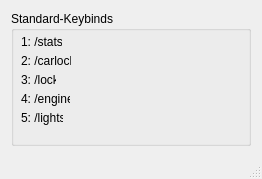
This is Keybinder/MainWindow.ui in agrippa1994/Keybinder as Qt 5 draws it before an edit. The edited form follows.
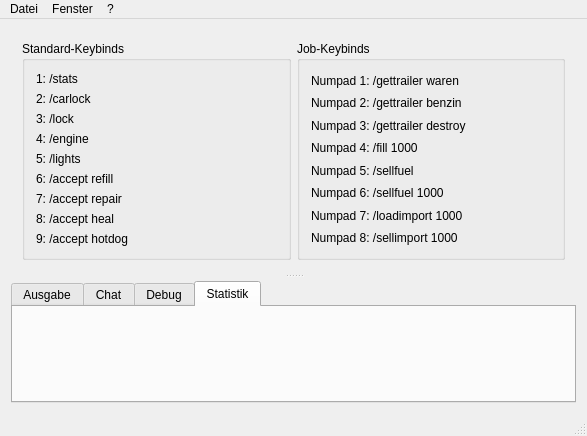
This is the edited form. The open tabs and pages were chosen to show the change.

Commit message: QLineReader is now able to work with UTF-16 strings Multibyte charset removed Some hotkeys added Many GUI improvements

What changed in the file:
```diff
--- a/Keybinder/MainWindow.ui
+++ b/Keybinder/MainWindow.ui
@@ -9,8 +9,8 @@
    <rect>
     <x>0</x>
     <y>0</y>
-    <width>262</width>
-    <height>179</height>
+    <width>587</width>
+    <height>385</height>
    </rect>
   </property>
   <property name="windowTitle">
@@ -19,80 +19,294 @@
   <widget class="QWidget" name="centralWidget">
    <layout class="QGridLayout" name="gridLayout">
     <item row="0" column="0">
-     <widget class="QGroupBox" name="groupBox">
-      <property name="title">
-       <string>Standard-Keybinds</string>
+     <widget class="QSplitter" name="splitter">
+      <property name="midLineWidth">
+       <number>10</number>
       </property>
-      <widget class="QLabel" name="label_4">
-       <property name="geometry">
-        <rect>
-         <x>10</x>
-         <y>80</y>
-         <width>49</width>
-         <height>16</height>
-        </rect>
-       </property>
-       <property name="text">
-        <string>4: /engine</string>
-       </property>
+      <property name="orientation">
+       <enum>Qt::Vertical</enum>
+      </property>
+      <property name="handleWidth">
+       <number>10</number>
+      </property>
+      <property name="childrenCollapsible">
+       <bool>true</bool>
+      </property>
+      <widget class="QWidget" name="">
+       <layout class="QHBoxLayout" name="horizontalLayout">
+        <item>
+         <widget class="QGroupBox" name="groupBox">
+          <property name="title">
+           <string>Standard-Keybinds</string>
+          </property>
+          <layout class="QGridLayout" name="gridLayout_3">
+           <item row="0" column="0">
+            <widget class="QLabel" name="label">
+             <property name="text">
+              <string>1: /stats</string>
+             </property>
+            </widget>
+           </item>
+           <item row="1" column="0">
+            <widget class="QLabel" name="label_2">
+             <property name="text">
+              <string>2: /carlock</string>
+             </property>
+            </widget>
+           </item>
+           <item row="2" column="0">
+            <widget class="QLabel" name="label_3">
+             <property name="text">
+              <string>3: /lock</string>
+             </property>
+            </widget>
+           </item>
+           <item row="3" column="0">
+            <widget class="QLabel" name="label_4">
+             <property name="text">
+              <string>4: /engine</string>
+             </property>
+            </widget>
+           </item>
+           <item row="4" column="0">
+            <widget class="QLabel" name="label_5">
+             <property name="text">
+              <string>5: /lights</string>
+             </property>
+            </widget>
+           </item>
+           <item row="5" column="0">
+            <widget class="QLabel" name="label_14">
+             <property name="text">
+              <string>6: /accept refill</string>
+             </property>
+            </widget>
+           </item>
+           <item row="6" column="0">
+            <widget class="QLabel" name="label_15">
+             <property name="text">
+              <string>7: /accept repair</string>
+             </property>
+            </widget>
+           </item>
+           <item row="7" column="0">
+            <widget class="QLabel" name="label_16">
+             <property name="text">
+              <string>8: /accept heal</string>
+             </property>
+            </widget>
+           </item>
+           <item row="8" column="0">
+            <widget class="QLabel" name="label_17">
+             <property name="text">
+              <string>9: /accept hotdog</string>
+             </property>
+            </widget>
+           </item>
+          </layout>
+         </widget>
+        </item>
+        <item>
+         <widget class="QGroupBox" name="groupBox_2">
+          <property name="title">
+           <string>Job-Keybinds</string>
+          </property>
+          <layout class="QGridLayout" name="gridLayout_2">
+           <item row="0" column="0">
+            <widget class="QLabel" name="label_8">
+             <property name="text">
+              <string>Numpad 1: /gettrailer waren</string>
+             </property>
+            </widget>
+           </item>
+           <item row="1" column="0">
+            <widget class="QLabel" name="label_9">
+             <property name="text">
+              <string>Numpad 2: /gettrailer benzin</string>
+             </property>
+            </widget>
+           </item>
+           <item row="2" column="0">
+            <widget class="QLabel" name="label_7">
+             <property name="text">
+              <string>Numpad 3: /gettrailer destroy</string>
+             </property>
+            </widget>
+           </item>
+           <item row="3" column="0">
+            <widget class="QLabel" name="label_6">
+             <property name="text">
+              <string>Numpad 4: /fill 1000</string>
+             </property>
+            </widget>
+           </item>
+           <item row="4" column="0">
+            <widget class="QLabel" name="label_10">
+             <property name="text">
+              <string>Numpad 5: /sellfuel</string>
+             </property>
+            </widget>
+           </item>
+           <item row="5" column="0">
+            <widget class="QLabel" name="label_11">
+             <property name="text">
+              <string>Numpad 6: /sellfuel 1000</string>
+             </property>
+            </widget>
+           </item>
+           <item row="6" column="0">
+            <widget class="QLabel" name="label_12">
+             <property name="text">
+              <string>Numpad 7: /loadimport 1000</string>
+             </property>
+            </widget>
+           </item>
+           <item row="7" column="0">
+            <widget class="QLabel" name="label_13">
+             <property name="text">
+              <string>Numpad 8: /sellimport 1000</string>
+             </property>
+            </widget>
+           </item>
+          </layout>
+         </widget>
+        </item>
+       </layout>
       </widget>
-      <widget class="QLabel" name="label_3">
-       <property name="geometry">
-        <rect>
-         <x>10</x>
-         <y>61</y>
-         <width>35</width>
-         <height>16</height>
-        </rect>
+      <widget class="QTabWidget" name="tabWidget">
+       <property name="currentIndex">
+        <number>0</number>
        </property>
-       <property name="text">
-        <string>3: /lock</string>
+       <property name="movable">
+        <bool>true</bool>
        </property>
-      </widget>
-      <widget class="QLabel" name="label">
-       <property name="geometry">
-        <rect>
-         <x>10</x>
-         <y>23</y>
-         <width>41</width>
-         <height>16</height>
-        </rect>
-       </property>
-       <property name="text">
-        <string>1: /stats</string>
-       </property>
-      </widget>
-      <widget class="QLabel" name="label_2">
-       <property name="geometry">
-        <rect>
-         <x>10</x>
-         <y>42</y>
-         <width>50</width>
-         <height>16</height>
-        </rect>
-       </property>
-       <property name="text">
-        <string>2: /carlock</string>
-       </property>
-      </widget>
-      <widget class="QLabel" name="label_5">
-       <property name="geometry">
-        <rect>
-         <x>10</x>
-         <y>99</y>
-         <width>42</width>
-         <height>16</height>
-        </rect>
-       </property>
-       <property name="text">
-        <string>5: /lights</string>
-       </property>
+       <widget class="QWidget" name="tab">
+        <attribute name="title">
+         <string>Ausgabe</string>
+        </attribute>
+        <layout class="QGridLayout" name="gridLayout_4">
+         <item row="0" column="0">
+          <widget class="QTextBrowser" name="outputTextBrowser">
+           <property name="contextMenuPolicy">
+            <enum>Qt::NoContextMenu</enum>
+           </property>
+          </widget>
+         </item>
+        </layout>
+       </widget>
+       <widget class="QWidget" name="tab_2">
+        <attribute name="title">
+         <string>Chat</string>
+        </attribute>
+        <layout class="QGridLayout" name="gridLayout_5">
+         <item row="0" column="0">
+          <widget class="QTextBrowser" name="chatTextBrowser">
+           <property name="contextMenuPolicy">
+            <enum>Qt::NoContextMenu</enum>
+           </property>
+          </widget>
+         </item>
+        </layout>
+       </widget>
+       <widget class="QWidget" name="tab_3">
+        <attribute name="title">
+         <string>Debug</string>
+        </attribute>
+        <layout class="QGridLayout" name="gridLayout_6">
+         <item row="0" column="0">
+          <widget class="QTextBrowser" name="debugTextBrowser">
+           <property name="contextMenuPolicy">
+            <enum>Qt::NoContextMenu</enum>
+           </property>
+          </widget>
+         </item>
+        </layout>
+       </widget>
+       <widget class="QWidget" name="tab_4">
+        <attribute name="title">
+         <string>Statistik</string>
+        </attribute>
+        <layout class="QGridLayout" name="gridLayout_7">
+         <item row="0" column="0">
+          <widget class="QLabel" name="statsLabel">
+           <property name="text">
+            <string/>
+           </property>
+          </widget>
+         </item>
+        </layout>
+       </widget>
       </widget>
      </widget>
     </item>
    </layout>
   </widget>
   <widget class="QStatusBar" name="statusBar"/>
+  <widget class="QMenuBar" name="menuBar">
+   <property name="geometry">
+    <rect>
+     <x>0</x>
+     <y>0</y>
+     <width>587</width>
+     <height>21</height>
+    </rect>
+   </property>
+   <widget class="QMenu" name="menuDatei">
+    <property name="title">
+     <string>Datei</string>
+    </property>
+    <addaction name="actionBeenden"/>
+   </widget>
+   <widget class="QMenu" name="menuFenster">
+    <property name="title">
+     <string>Fenster</string>
+    </property>
+    <addaction name="actionVollbild"/>
+    <addaction name="actionNormal"/>
+    <addaction name="separator"/>
+    <addaction name="actionMinimieren"/>
+    <addaction name="actionMaximieren"/>
+   </widget>
+   <widget class="QMenu" name="menu">
+    <property name="title">
+     <string>?</string>
+    </property>
+    <addaction name="actionInfo"/>
+   </widget>
+   <addaction name="menuDatei"/>
+   <addaction name="menuFenster"/>
+   <addaction name="menu"/>
+  </widget>
+  <action name="actionBeenden">
+   <property name="text">
+    <string>Beenden</string>
+   </property>
+  </action>
+  <action name="actionVollbild">
+   <property name="text">
+    <string>Vollbild</string>
+   </property>
+  </action>
+  <action name="actionNormal">
+   <property name="text">
+    <string>Normal</string>
+   </property>
+  </action>
+  <action name="actionMinimieren">
+   <property name="text">
+    <string>Minimieren</string>
+   </property>
+  </action>
+  <action name="actionMaximieren">
+   <property name="text">
+    <string>Maximieren</string>
+   </property>
+  </action>
+  <action name="actionInfo">
+   <property name="text">
+    <string>Info</string>
+   </property>
+  </action>
  </widget>
  <layoutdefault spacing="6" margin="11"/>
  <resources/>
```
Left out of the diff: 67 changed lines with no effect on the pictures. The commit also changes 5 other files.
